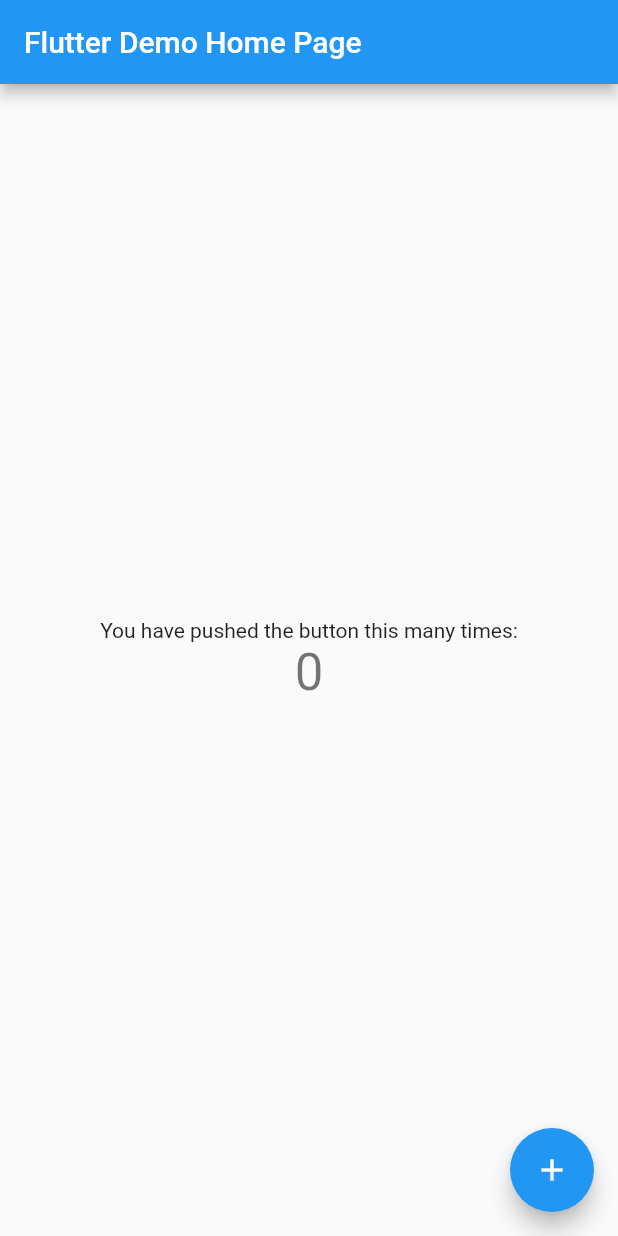
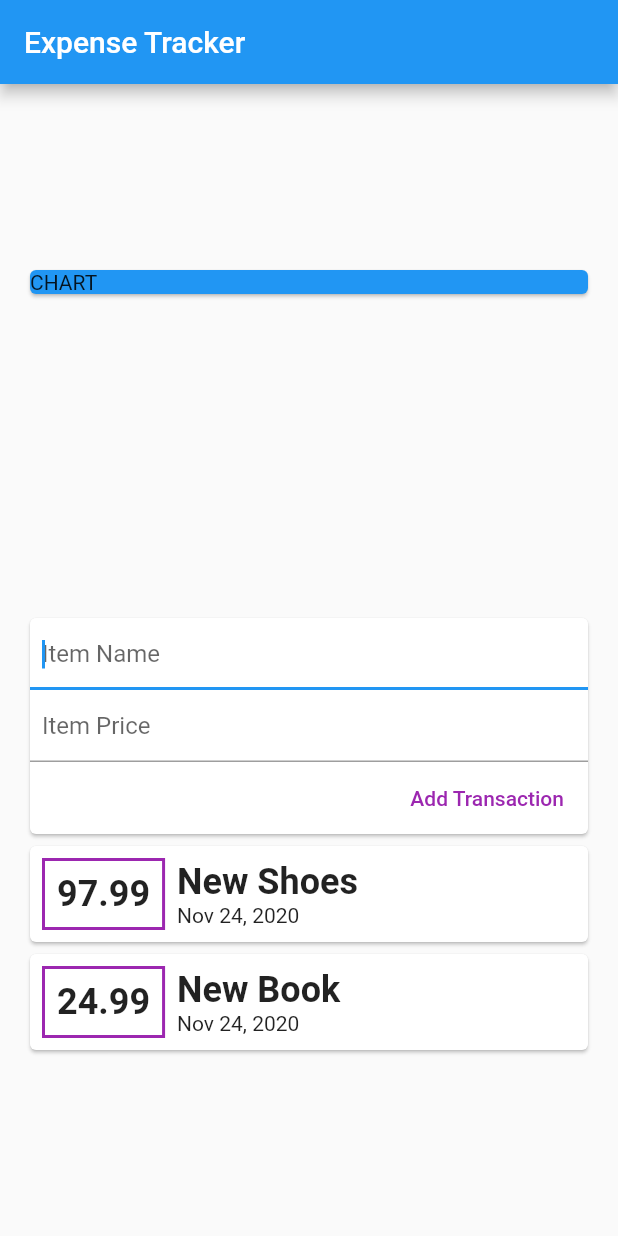
Before and after one commit to aminebadraoui/flutter-course-expense-tracker, a Flutter app: the screen it shows after launch, on a phone screen of 412 x 824 dp. Run offline on Flutter 3.47's test engine with Material 2 defaults, Android fonts, the phone set to English and light mode, and no system bars.

Commit message:
Create the transaction module

```diff
--- /dev/null
+++ b/lib/components/new_transaction.dart
@@ -0,0 +1,51 @@
+import 'package:expense_tracker/models/transaction.dart';
+import 'package:flutter/material.dart';
+
+class NewTransaction extends StatelessWidget {
+  final TextEditingController itemNameInputController = TextEditingController();
+  final TextEditingController itemPriceInputController =
+      TextEditingController();
+  final Function didTapAddTransaction;
+
+  NewTransaction({this.didTapAddTransaction});
+
+  @override
+  Widget build(BuildContext context) {
+    return Container(
+      child: Card(
+          child: Column(
+        children: [
+          TextField(
+            autofocus: true,
+            decoration: InputDecoration(
+                hintText: "Item Name", contentPadding: EdgeInsets.all(8)),
+            controller: itemNameInputController,
+          ),
+          TextField(
+            autofocus: true,
+            decoration: InputDecoration(
+                hintText: "Item Price", contentPadding: EdgeInsets.all(8)),
+            controller: itemPriceInputController,
+          ),
+          Container(
+            alignment: Alignment.centerRight,
+            child: FlatButton(
+                onPressed: () {
+                  final transaction = Transaction(
+                      id: DateTime.now().toString(),
+                      title: itemNameInputController.text,
+                      amount: double.parse(itemPriceInputController.text),
+                      date: DateTime.now());
+
+                  return didTapAddTransaction(transaction);
+                },
+                child: Text(
+                  "Add Transaction",
+                  style: TextStyle(color: Colors.purple),
+                )),
+          )
+        ],
+      )),
+    );
+  }
+}
--- /dev/null
+++ b/lib/components/transaction_card.dart
@@ -0,0 +1,41 @@
+import 'package:flutter/material.dart';
+import 'package:intl/intl.dart';
+
+import '../models/transaction.dart';
+
+class TransactionCard extends StatelessWidget {
+  final Transaction transaction;
+
+  TransactionCard(this.transaction);
+
+  @override
+  Widget build(BuildContext context) {
+    return Container(
+        child: Card(
+      child: Row(
+        children: [
+          Container(
+              padding: EdgeInsets.all(8),
+              margin: EdgeInsets.all(8.0),
+              child: Text(
+                "${transaction.amount}",
+                style: TextStyle(fontSize: 24, fontWeight: FontWeight.bold),
+              ),
+              decoration: BoxDecoration(
+                border: Border.all(width: 2, color: Colors.purple),
+              )),
+          Column(
+            crossAxisAlignment: CrossAxisAlignment.start,
+            children: [
+              Text(
+                transaction.title,
+                style: TextStyle(fontWeight: FontWeight.bold, fontSize: 24),
+              ),
+              Text(DateFormat.yMMMd().format(transaction.date)),
+            ],
+          )
+        ],
+      ),
+    ));
+  }
+}
--- /dev/null
+++ b/lib/components/transaction_list.dart
@@ -0,0 +1,23 @@
+import 'package:expense_tracker/components/transaction_card.dart';
+import 'package:flutter/material.dart';
+
+import '../models/transaction.dart';
+
+class TransactionList extends StatelessWidget {
+  final List<Transaction> transactions;
+
+  TransactionList({this.transactions});
+
+  @override
+  Widget build(BuildContext context) {
+    return Container(
+      child: Column(
+        children: [
+          ...transactions.map((transaction) {
+            return TransactionCard(transaction);
+          }).toList()
+        ],
+      ),
+    );
+  }
+}
--- a/lib/main.dart
+++ b/lib/main.dart
@@ -1,4 +1,6 @@
 import 'package:flutter/material.dart';
+
+import 'modules/transaction_module.dart';
 
 void main() {
   runApp(MyApp());
@@ -11,107 +13,36 @@ class MyApp extends StatelessWidget {
     return MaterialApp(
       title: 'Flutter Demo',
       theme: ThemeData(
-        // This is the theme of your application.
-        //
-        // Try running your application with "flutter run". You'll see the
-        // application has a blue toolbar. Then, without quitting the app, try
-        // changing the primarySwatch below to Colors.green and then invoke
-        // "hot reload" (press "r" in the console where you ran "flutter run",
-        // or simply save your changes to "hot reload" in a Flutter IDE).
-        // Notice that the counter didn't reset back to zero; the application
-        // is not restarted.
         primarySwatch: Colors.blue,
-        // This makes the visual density adapt to the platform that you run
-        // the app on. For desktop platforms, the controls will be smaller and
-        // closer together (more dense) than on mobile platforms.
         visualDensity: VisualDensity.adaptivePlatformDensity,
       ),
-      home: MyHomePage(title: 'Flutter Demo Home Page'),
+      home: MyHomePage(),
     );
   }
 }
 
-class MyHomePage extends StatefulWidget {
-  MyHomePage({Key key, this.title}) : super(key: key);
-
-  // This widget is the home page of your application. It is stateful, meaning
-  // that it has a State object (defined below) that contains fields that affect
-  // how it looks.
-
-  // This class is the configuration for the state. It holds the values (in this
-  // case the title) provided by the parent (in this case the App widget) and
-  // used by the build method of the State. Fields in a Widget subclass are
-  // always marked "final".
-
-  final String title;
-
-  @override
-  _MyHomePageState createState() => _MyHomePageState();
-}
-
-class _MyHomePageState extends State<MyHomePage> {
-  int _counter = 0;
-
-  void _incrementCounter() {
-    setState(() {
-      // This call to setState tells the Flutter framework that something has
-      // changed in this State, which causes it to rerun the build method below
-      // so that the display can reflect the updated values. If we changed
-      // _counter without calling setState(), then the build method would not be
-      // called again, and so nothing would appear to happen.
-      _counter++;
-    });
-  }
-
+class MyHomePage extends StatelessWidget {
   @override
   Widget build(BuildContext context) {
-    // This method is rerun every time setState is called, for instance as done
-    // by the _incrementCounter method above.
-    //
-    // The Flutter framework has been optimized to make rerunning build methods
-    // fast, so that you can just rebuild anything that needs updating rather
-    // than having to individually change instances of widgets.
     return Scaffold(
       appBar: AppBar(
-        // Here we take the value from the MyHomePage object that was created by
-        // the App.build method, and use it to set our appbar title.
-        title: Text(widget.title),
+        title: Text("Expense Tracker"),
       ),
-      body: Center(
-        // Center is a layout widget. It takes a single child and positions it
-        // in the middle of the parent.
+      body: Container(
+        margin: EdgeInsets.all(16),
         child: Column(
-          // Column is also a layout widget. It takes a list of children and
-          // arranges them vertically. By default, it sizes itself to fit its
-          // children horizontally, and tries to be as tall as its parent.
-          //
-          // Invoke "debug painting" (press "p" in the console, choose the
-          // "Toggle Debug Paint" action from the Flutter Inspector in Android
-          // Studio, or the "Toggle Debug Paint" command in Visual Studio Code)
-          // to see the wireframe for each widget.
-          //
-          // Column has various properties to control how it sizes itself and
-          // how it positions its children. Here we use mainAxisAlignment to
-          // center the children vertically; the main axis here is the vertical
-          // axis because Columns are vertical (the cross axis would be
-          // horizontal).
-          mainAxisAlignment: MainAxisAlignment.center,
+          mainAxisAlignment: MainAxisAlignment.spaceAround,
           children: <Widget>[
-            Text(
-              'You have pushed the button this many times:',
-            ),
-            Text(
-              '$_counter',
-              style: Theme.of(context).textTheme.headline4,
-            ),
+            Container(
+                width: double.infinity,
+                child: Card(
+                  color: Colors.blue,
+                  child: Text("CHART"),
+                )),
+            TransactionModule()
           ],
         ),
       ),
-      floatingActionButton: FloatingActionButton(
-        onPressed: _incrementCounter,
-        tooltip: 'Increment',
-        child: Icon(Icons.add),
-      ), // This trailing comma makes auto-formatting nicer for build methods.
     );
   }
 }
--- /dev/null
+++ b/lib/models/transaction.dart
@@ -0,0 +1,14 @@
+import 'package:flutter/foundation.dart';
+
+class Transaction {
+  String id;
+  String title;
+  double amount;
+  DateTime date;
+
+  Transaction(
+      {@required this.id,
+      @required this.title,
+      @required this.amount,
+      @required this.date});
+}
--- /dev/null
+++ b/lib/modules/transaction_module.dart
@@ -0,0 +1,42 @@
+import 'package:flutter/material.dart';
+
+import '../components/new_transaction.dart';
+import '../components/transaction_list.dart';
+
+import '../models/transaction.dart';
+
+class TransactionModule extends StatefulWidget {
+  @override
+  _TransactionModuleState createState() => _TransactionModuleState();
+}
+
+class _TransactionModuleState extends State<TransactionModule> {
+  final List<Transaction> transactions = [
+    Transaction(
+        id: 't1', title: "New Shoes", amount: 97.99, date: DateTime.now()),
+    Transaction(
+        id: 't2', title: "New Book", amount: 24.99, date: DateTime.now()),
+  ];
+
+  void _didTapAddTransaction(Transaction transaction) {
+    print("Transaction added!");
+
+    setState(() {
+      transactions.add(transaction);
+    });
+  }
+
+  @override
+  Widget build(BuildContext context) {
+    return Container(
+      child: Column(
+        children: [
+          NewTransaction(
+            didTapAddTransaction: _didTapAddTransaction,
+          ),
+          TransactionList(transactions: transactions)
+        ],
+      ),
+    );
+  }
+}
--- a/pubspec.yaml
+++ b/pubspec.yaml
@@ -24,10 +24,10 @@ dependencies:
   flutter:
     sdk: flutter
 
-
   # The following adds the Cupertino Icons font to your application.
   # Use with the CupertinoIcons class for iOS style icons.
   cupertino_icons: ^1.0.0
+  intl: ^0.16.1
 
 dev_dependencies:
   flutter_test:
```
Also changed, not shown: pubspec.lock.
